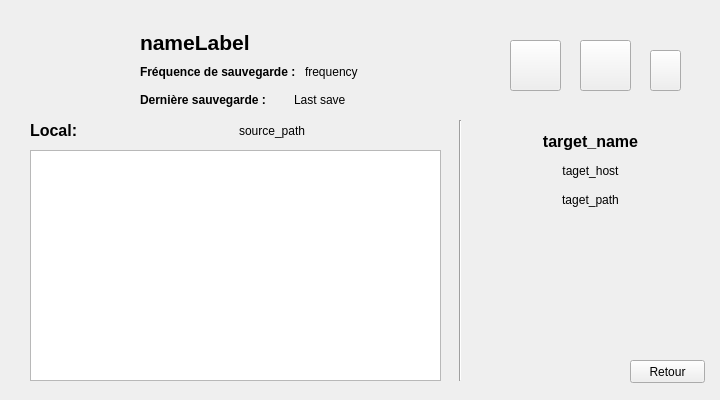
Before: the Qt Designer form src/views/forms/backupdetailsdialog.ui in LP-ACPI/VerrouYEAH, drawn with Qt 5.
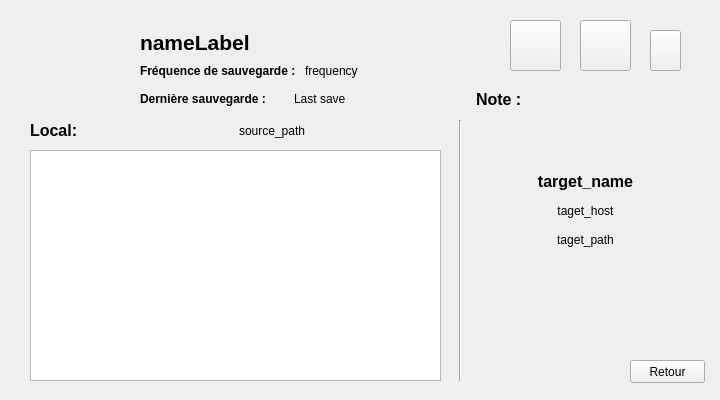
After: the same form once the commit is applied. Icons and pictures are not drawn.

The edit to the form file:
```diff
--- a/src/views/forms/backupdetailsdialog.ui
+++ b/src/views/forms/backupdetailsdialog.ui
@@ -23,7 +23,7 @@
    </size>
   </property>
   <property name="windowTitle">
-   <string>Form</string>
+   <string>Détails</string>
   </property>
   <widget class="QTreeView" name="treeView">
    <property name="geometry">
@@ -71,7 +71,7 @@
    <property name="geometry">
     <rect>
      <x>650</x>
-     <y>50</y>
+     <y>30</y>
      <width>31</width>
      <height>41</height>
     </rect>
@@ -94,7 +94,7 @@
    <property name="geometry">
     <rect>
      <x>510</x>
-     <y>40</y>
+     <y>20</y>
      <width>51</width>
      <height>51</height>
     </rect>
@@ -117,7 +117,7 @@
    <property name="geometry">
     <rect>
      <x>580</x>
-     <y>40</y>
+     <y>20</y>
      <width>51</width>
      <height>51</height>
     </rect>
@@ -139,8 +139,8 @@
   <widget class="QLabel" name="stateIcon">
    <property name="geometry">
     <rect>
-     <x>550</x>
-     <y>230</y>
+     <x>540</x>
+     <y>260</y>
      <width>101</width>
      <height>81</height>
     </rect>
@@ -260,6 +260,37 @@
         </property>
        </widget>
       </item>
+      <item>
+       <widget class="QLabel" name="helpIcon">
+        <property name="minimumSize">
+         <size>
+          <width>20</width>
+          <height>20</height>
+         </size>
+        </property>
+        <property name="maximumSize">
+         <size>
+          <width>20</width>
+          <height>20</height>
+         </size>
+        </property>
+        <property name="toolTip">
+         <string>&lt;p&gt;Le format de fréquence est au celui de Cron, le programme de planification de systèmes unix (&lt;a href=&quot;https://fr.wikipedia.org/wiki/Cron&quot;&gt;&lt;span style=&quot; text-decoration: underline; color:#0000ff;&quot;&gt;lien wiki)&lt;/span&gt;&lt;/a&gt;&lt;/p&gt;&lt;p&gt;exemple:&lt;/p&gt;&lt;p&gt; tous le 5&lt;span style=&quot; color:#000000; vertical-align:super;&quot;&gt;e &lt;/span&gt;jour du mois à 12h : 0 12 5 * *&lt;/p&gt;</string>
+        </property>
+        <property name="text">
+         <string/>
+        </property>
+        <property name="pixmap">
+         <pixmap resource="../../../res/res.qrc">:/images/info.png</pixmap>
+        </property>
+        <property name="scaledContents">
+         <bool>true</bool>
+        </property>
+        <property name="alignment">
+         <set>Qt::AlignCenter</set>
+        </property>
+       </widget>
+      </item>
      </layout>
     </item>
     <item>
@@ -292,8 +323,8 @@
    <property name="geometry">
     <rect>
      <x>480</x>
-     <y>130</y>
-     <width>221</width>
+     <y>170</y>
+     <width>211</width>
      <height>81</height>
     </rect>
    </property>
@@ -340,6 +371,51 @@
     </item>
    </layout>
   </widget>
+  <widget class="QWidget" name="">
+   <property name="geometry">
+    <rect>
+     <x>476</x>
+     <y>90</y>
+     <width>218</width>
+     <height>72</height>
+    </rect>
+   </property>
+   <layout class="QHBoxLayout" name="horizontalLayout_4">
+    <item>
+     <widget class="QLabel" name="label_3">
+      <property name="font">
+       <font>
+        <pointsize>12</pointsize>
+        <weight>75</weight>
+        <bold>true</bold>
+       </font>
+      </property>
+      <property name="text">
+       <string>Note :</string>
+      </property>
+      <property name="alignment">
+       <set>Qt::AlignLeading|Qt::AlignLeft|Qt::AlignTop</set>
+      </property>
+     </widget>
+    </item>
+    <item>
+     <widget class="QLabel" name="noteInfoLabel">
+      <property name="minimumSize">
+       <size>
+        <width>160</width>
+        <height>70</height>
+       </size>
+      </property>
+      <property name="text">
+       <string/>
+      </property>
+      <property name="alignment">
+       <set>Qt::AlignLeading|Qt::AlignLeft|Qt::AlignTop</set>
+      </property>
+     </widget>
+    </item>
+   </layout>
+  </widget>
  </widget>
  <resources>
   <include location="../../../res/res.qrc"/>
```
